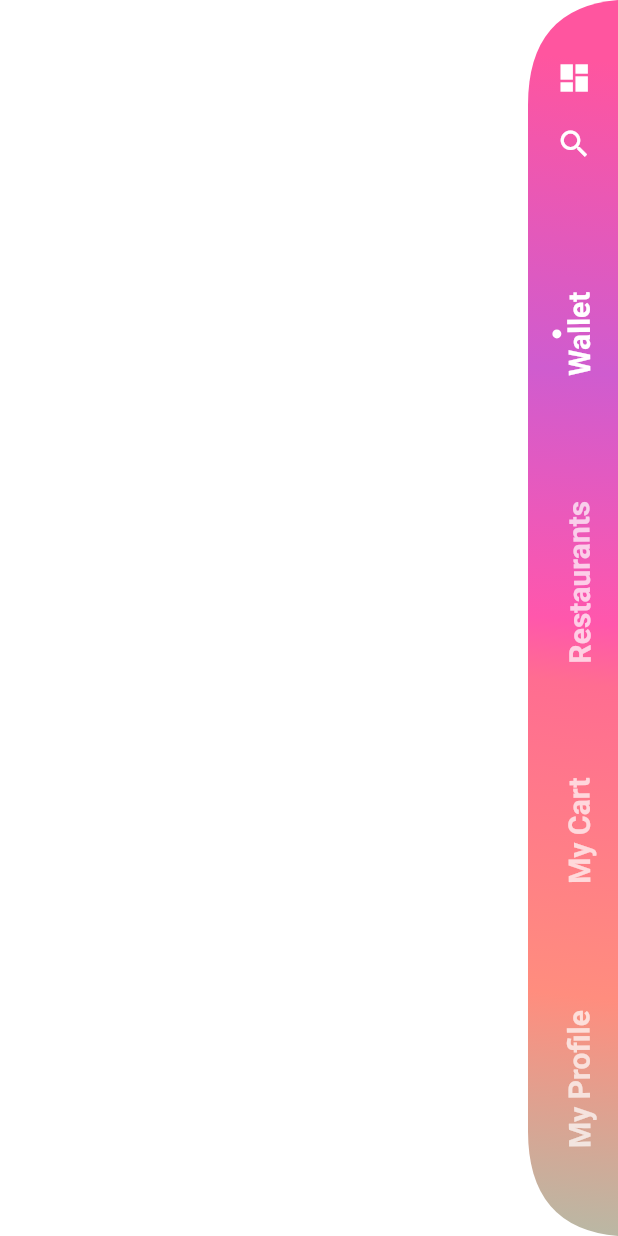
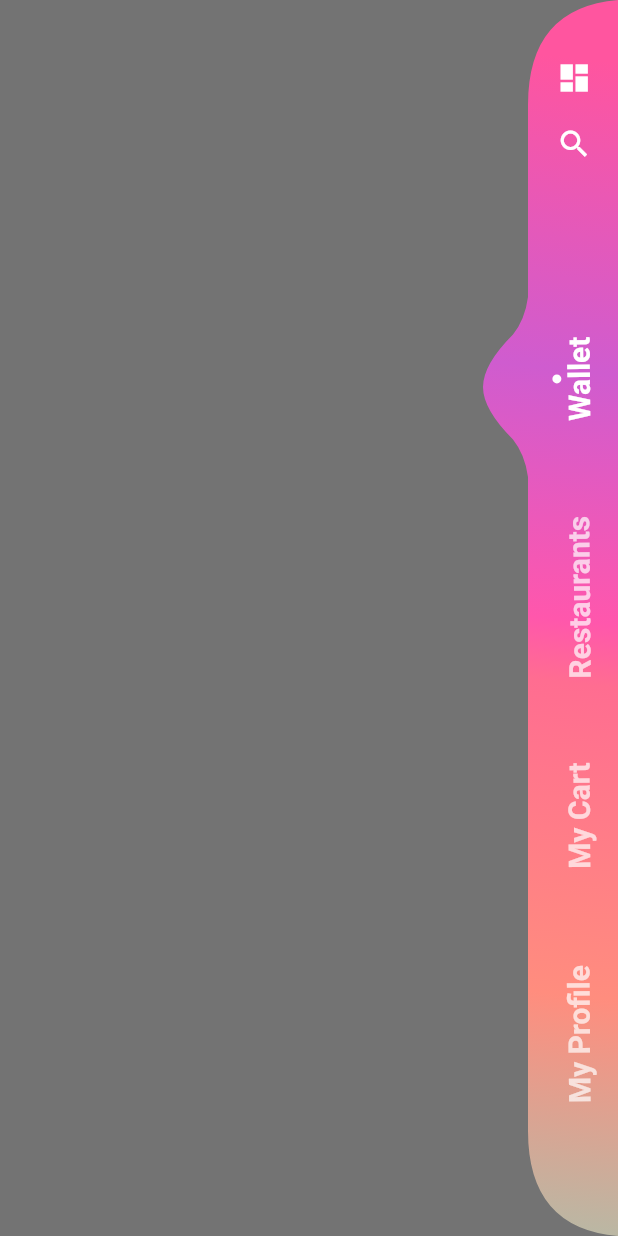
Before and after one commit to tarciso-torres/neumorphic_design_app, a Flutter app: the screen it shows after launch, with the side drawer open (before the commit the screen has no drawer), on a phone screen of 412 x 824 dp. Run offline on Flutter 3.47's test engine with Material 2 defaults, Android fonts, the phone set to English and light mode, and no system bars; our stand-ins replace after_layout.

Commit message:
Finished implamatation of menu

```diff
--- a/lib/main.dart
+++ b/lib/main.dart
@@ -4,24 +4,24 @@ import 'package:neumorphic_design_app/sidebar/sidebar_layout.dart';
 void main() => runApp(MyApp());
 
 class MyApp extends StatelessWidget {
-  // This widget is the root of your application.
   @override
   Widget build(BuildContext context) {
     return MaterialApp(
-      title: 'Flutter Demo',
+      title: 'Neumorphic Design',
       theme: ThemeData(
-        // This is the theme of your application.
-        //
-        // Try running your application with "flutter run". You'll see the
-        // application has a blue toolbar. Then, without quitting the app, try
-        // changing the primarySwatch below to Colors.green and then invoke
-        // "hot reload" (press "r" in the console where you ran "flutter run",
-        // or simply save your changes to "hot reload" in a Flutter IDE).
-        // Notice that the counter didn't reset back to zero; the application
-        // is not restarted.
         primarySwatch: Colors.blue,
       ),
-      home: SidebarLayout()
+      home: HomePage()
     );
   }
 }
+
+class HomePage extends StatelessWidget {
+  @override
+  Widget build(BuildContext context) {
+    return Scaffold(
+      body: Container(),
+      endDrawer: SidebarLayout(),
+    );
+  }
+}
--- a/lib/sidebar/sidebar_layout.dart
+++ b/lib/sidebar/sidebar_layout.dart
@@ -1,3 +1,4 @@
+import 'package:after_layout/after_layout.dart';
 import 'package:flutter/material.dart';
 import 'package:neumorphic_design_app/sidebar/sidebar_item.dart';
 
@@ -6,13 +7,35 @@ class SidebarLayout extends StatefulWidget{
   _SidebarLayoutState createState() => _SidebarLayoutState();
 }
 
-class _SidebarLayoutState extends State<SidebarLayout> {
+class _SidebarLayoutState extends State<SidebarLayout>  with AfterLayoutMixin{
 
   int selectedIndex = 0;
+  LabeledGlobalKey _walletKey = LabeledGlobalKey("walletKey");
+  LabeledGlobalKey _restaurantKey = LabeledGlobalKey("restaurantK");
+  LabeledGlobalKey _myCartKey = LabeledGlobalKey("myCartKey");
+  LabeledGlobalKey _myProfileKey = LabeledGlobalKey("myProfileKey");
+
+  RenderBox renderBox;
+  double startYPosition;
 
   void onTabTap(int index) {
     setState(() {
       selectedIndex = index;
+      switch(selectedIndex) {
+        case 0:
+          renderBox = _walletKey.currentContext.findRenderObject();
+          break;
+        case 1:
+          renderBox = _restaurantKey.currentContext.findRenderObject();
+          break;
+        case 2:
+          renderBox = _myCartKey.currentContext.findRenderObject();
+          break;
+        case 3:
+          renderBox = _myProfileKey.currentContext.findRenderObject();
+          break;
+      }
+      startYPosition = renderBox.localToGlobal(Offset.zero).dy;
     });
   }
 
@@ -26,7 +49,10 @@ class _SidebarLayoutState extends State<SidebarLayout> {
           bottom: 0,
           right: 0,
             child: ClipPath(
-              clipper: SidebarClipper(),
+              clipper: SidebarClipper(
+                 startYPosition: (startYPosition == null) ? 0 : startYPosition - 40,
+                 endYPosition: (startYPosition == null) ? 0 : startYPosition + 80
+              ),
               child: Container(
                 decoration: BoxDecoration(
                   gradient: LinearGradient(
@@ -61,7 +87,7 @@ class _SidebarLayoutState extends State<SidebarLayout> {
                 ),
                 Icon(Icons.search, color: Colors.white),
                 SizedBox(
-                  height: 100,
+                  height: 130,
                 ),
                 Expanded(
                   child: Column(
@@ -69,6 +95,7 @@ class _SidebarLayoutState extends State<SidebarLayout> {
                     mainAxisSize: MainAxisSize.max,
                     children: <Widget>[
                       SidebarItem(
+                        key: _walletKey,
                         text: "Wallet",
                         onTabTap: () {
                           onTabTap(0);
@@ -76,6 +103,7 @@ class _SidebarLayoutState extends State<SidebarLayout> {
                         isSelected: selectedIndex == 0,
                       ),
                       SidebarItem(
+                        key: _restaurantKey,
                         text: "Restaurants",
                         onTabTap: () {
                           onTabTap(1);
@@ -83,6 +111,7 @@ class _SidebarLayoutState extends State<SidebarLayout> {
                         isSelected: selectedIndex == 1,
                       ),
                       SidebarItem(
+                        key: _myCartKey,
                         text: "My Cart",
                         onTabTap: () {
                           onTabTap(2);
@@ -90,6 +119,7 @@ class _SidebarLayoutState extends State<SidebarLayout> {
                         isSelected: selectedIndex == 2,
                       ),
                       SidebarItem(
+                        key: _myProfileKey,
                         text: "My Profile",
                         onTabTap: () {
                           onTabTap(3);
@@ -100,7 +130,7 @@ class _SidebarLayoutState extends State<SidebarLayout> {
                   ),
                 ),
                 SizedBox(
-                  height: 90,
+                  height: 120,
                 ),
               ],
             ),
@@ -108,9 +138,23 @@ class _SidebarLayoutState extends State<SidebarLayout> {
         ]
       );
   }
+
+  @override
+  void afterFirstLayout(BuildContext context) {
+    setState(() {
+      renderBox = _walletKey.currentContext.findRenderObject();
+      startYPosition = renderBox.localToGlobal(Offset.zero).dy;
+    });
+  }
 }
 
 class SidebarClipper extends CustomClipper<Path> {
+
+  final double startYPosition;
+  final double endYPosition;
+
+  SidebarClipper({ this.startYPosition, this.endYPosition});
+
   @override
   Path getClip(Size size) {
     Path path = Path();
@@ -123,7 +167,12 @@ class SidebarClipper extends CustomClipper<Path> {
     path.quadraticBezierTo(width / 3, 5, width / 3, 70);
 
     // custom curve
-
+    path.lineTo(width / 3, startYPosition);
+    path.quadraticBezierTo(width /3 -2, startYPosition + 15, width / 3 - 10, startYPosition + 25);
+    path.quadraticBezierTo(0, startYPosition + 45, 0, startYPosition + 60);
+    path.quadraticBezierTo(0, endYPosition - 45, width / 3 - 10, endYPosition - 25);
+    path.quadraticBezierTo(width / 3 -2, endYPosition - 15, width / 3, endYPosition);
+    path.lineTo(width / 3, endYPosition);
 
     //down curve
     path.lineTo(width / 3, height - 70);
--- a/pubspec.yaml
+++ b/pubspec.yaml
@@ -23,6 +23,7 @@ dependencies:
   # The following adds the Cupertino Icons font to your application.
   # Use with the CupertinoIcons class for iOS style icons.
   cupertino_icons: ^0.1.2
+  after_layout: ^1.0.7+2
 
 dev_dependencies:
   flutter_test:
```
Also changed, not shown: pubspec.lock.
